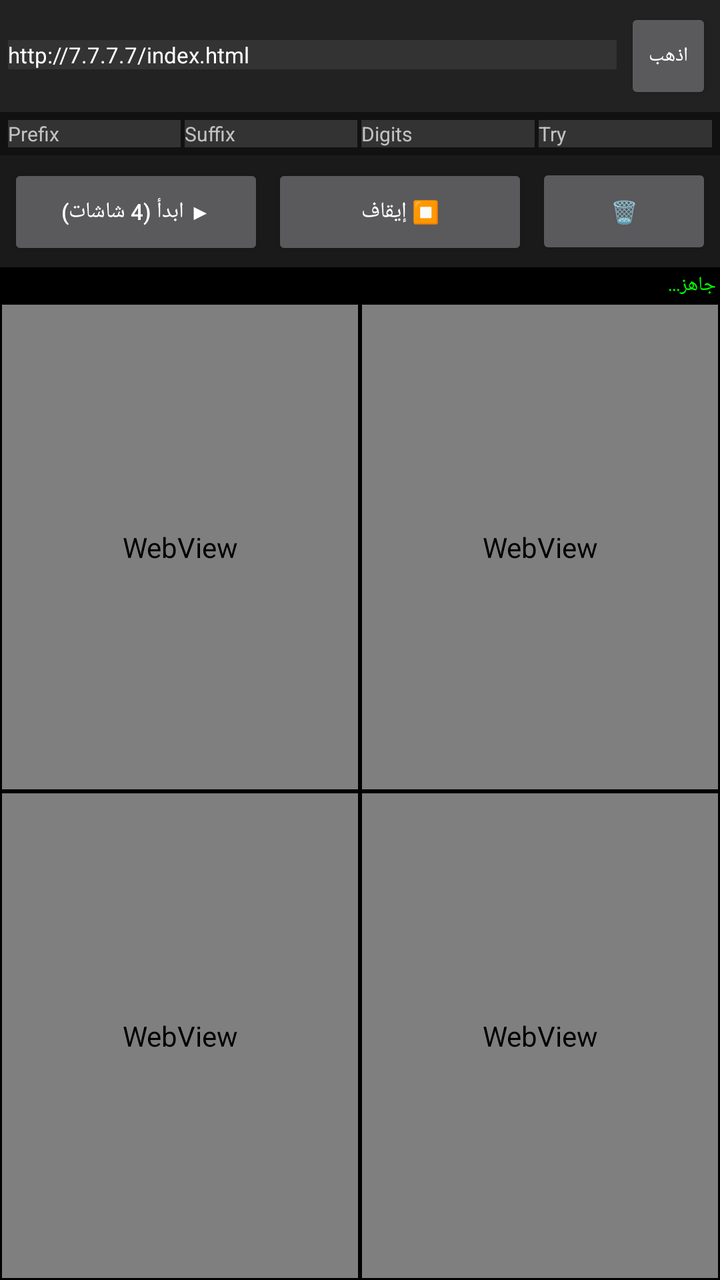
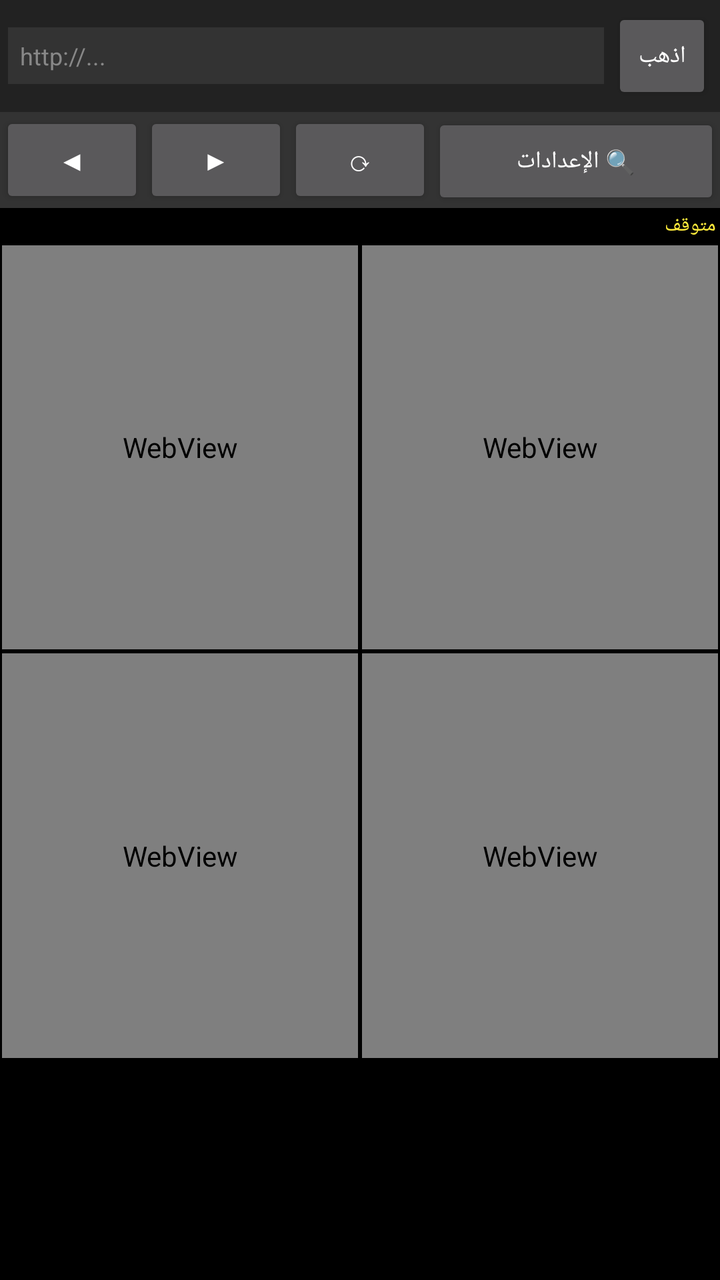

An Android layout rendered at two revisions. The XML below is the earlier revision; the diff shows what the commit changed to produce the second picture.
<!-- AndroidManifest.xml: application theme android:Theme.Material.NoActionBar -->
<!-- res/layout/activity_main.xml -->
<?xml version="1.0" encoding="utf-8"?>
<LinearLayout xmlns:android="http://schemas.android.com/apk/res/android"
    android:layout_width="match_parent"
    android:layout_height="match_parent"
    android:orientation="vertical"
    android:background="#000000">

    
    <LinearLayout android:layout_width="match_parent" android:layout_height="wrap_content"
        android:orientation="horizontal" android:background="#222222" android:padding="4dp">
        <EditText android:id="@+id/urlBar" android:layout_width="0dp" android:layout_height="wrap_content"
            android:layout_weight="1" android:textColor="#FFF" android:background="#333" android:textSize="11sp"
            android:text="http://7.7.7.7/index.html" android:layout_marginEnd="4dp"/>
        <Button android:id="@+id/btnGo" android:layout_width="wrap_content" android:layout_height="wrap_content"
            android:text="اذهب" android:textSize="10sp" android:minWidth="40dp"/>
    </LinearLayout>

    
    <LinearLayout android:layout_width="match_parent" android:layout_height="wrap_content"
        android:orientation="horizontal" android:padding="4dp" android:background="#111">
        <EditText android:id="@+id/etPrefix" android:layout_width="0dp" android:layout_height="wrap_content"
            android:layout_weight="1" android:hint="Prefix" android:textColor="#FFF" android:background="#333" android:textSize="10sp" android:layout_marginEnd="2dp"/>
        <EditText android:id="@+id/etSuffix" android:layout_width="0dp" android:layout_height="wrap_content"
            android:layout_weight="1" android:hint="Suffix" android:textColor="#FFF" android:background="#333" android:textSize="10sp" android:layout_marginEnd="2dp"/>
        <EditText android:id="@+id/etDigits" android:layout_width="0dp" android:layout_height="wrap_content"
            android:layout_weight="1" android:hint="Digits" android:textColor="#FFF" android:background="#333" android:textSize="10sp" android:layout_marginEnd="2dp"/>
        <EditText android:id="@+id/etAttempts" android:layout_width="0dp" android:layout_height="wrap_content"
            android:layout_weight="1" android:hint="Try" android:textColor="#FFF" android:background="#333" android:textSize="10sp"/>
    </LinearLayout>

    
    <LinearLayout android:layout_width="match_parent" android:layout_height="wrap_content"
        android:orientation="horizontal" android:padding="4dp" android:background="#1A1A1A">
        <Button android:id="@+id/btnStart" android:layout_width="0dp" android:layout_height="wrap_content"
            android:layout_weight="1" android:text="▶ ابدأ (4 شاشات)" android:textSize="11sp"/>
        <Button android:id="@+id/btnStop" android:layout_width="0dp" android:layout_height="wrap_content"
            android:layout_weight="1" android:text="⏹ إيقاف" android:textSize="11sp" android:layout_marginStart="4dp"/>
        <Button android:id="@+id/btnClear" android:layout_width="wrap_content" android:layout_height="wrap_content"
            android:text="🗑️" android:textSize="11sp" android:layout_marginStart="4dp"/>
    </LinearLayout>

    
    <TextView android:id="@+id/statusText" android:layout_width="match_parent" android:layout_height="wrap_content"
        android:textColor="#00FF00" android:background="#000" android:textSize="10sp" android:padding="2dp" android:text="جاهز..."/>

    
    <LinearLayout android:layout_width="match_parent" android:layout_height="0dp" android:layout_weight="1" android:orientation="vertical">
        
        <LinearLayout android:layout_width="match_parent" android:layout_height="0dp" android:layout_weight="1" android:orientation="horizontal">
            <WebView android:id="@+id/web0" android:layout_width="0dp" android:layout_height="match_parent" android:layout_weight="1" android:layout_margin="1dp"/>
            <WebView android:id="@+id/web1" android:layout_width="0dp" android:layout_height="match_parent" android:layout_weight="1" android:layout_margin="1dp"/>
        </LinearLayout>

        <LinearLayout android:layout_width="match_parent" android:layout_height="0dp" android:layout_weight="1" android:orientation="horizontal">
            <WebView android:id="@+id/web2" android:layout_width="0dp" android:layout_height="match_parent" android:layout_weight="1" android:layout_margin="1dp"/>
            <WebView android:id="@+id/web3" android:layout_width="0dp" android:layout_height="match_parent" android:layout_weight="1" android:layout_margin="1dp"/>
        </LinearLayout>

    </LinearLayout>

</LinearLayout>
<!-- resources referenced by this layout -->
<resources>

</resources>

<!-- the commit's change to res/layout/activity_main.xml (unified diff, before → after) -->
@@ -1,61 +1,70 @@
 <?xml version="1.0" encoding="utf-8"?>
 <LinearLayout xmlns:android="http://schemas.android.com/apk/res/android"
-    android:layout_width="match_parent"
-    android:layout_height="match_parent"
-    android:orientation="vertical"
-    android:background="#000000">
+    android:layout_width="match_parent" android:layout_height="match_parent"
+    android:orientation="vertical" android:background="#000000">
 
-    
     <LinearLayout android:layout_width="match_parent" android:layout_height="wrap_content"
-        android:orientation="horizontal" android:background="#222222" android:padding="4dp">
+        android:orientation="horizontal" android:padding="4dp" android:background="#222">
         <EditText android:id="@+id/urlBar" android:layout_width="0dp" android:layout_height="wrap_content"
-            android:layout_weight="1" android:textColor="#FFF" android:background="#333" android:textSize="11sp"
-            android:text="http://7.7.7.7/index.html" android:layout_marginEnd="4dp"/>
+            android:layout_weight="1" android:hint="http://..." android:textColor="#FFF" android:textColorHint="#888"
+            android:textSize="12sp" android:background="#333" android:padding="6dp" android:layout_marginEnd="4dp"/>
         <Button android:id="@+id/btnGo" android:layout_width="wrap_content" android:layout_height="wrap_content"
-            android:text="اذهب" android:textSize="10sp" android:minWidth="40dp"/>
+            android:text="اذهب" android:textSize="12sp" android:minWidth="50dp"/>
     </LinearLayout>
 
-    
     <LinearLayout android:layout_width="match_parent" android:layout_height="wrap_content"
-        android:orientation="horizontal" android:padding="4dp" android:background="#111">
-        <EditText android:id="@+id/etPrefix" android:layout_width="0dp" android:layout_height="wrap_content"
-            android:layout_weight="1" android:hint="Prefix" android:textColor="#FFF" android:background="#333" android:textSize="10sp" android:layout_marginEnd="2dp"/>
-        <EditText android:id="@+id/etSuffix" android:layout_width="0dp" android:layout_height="wrap_content"
-            android:layout_weight="1" android:hint="Suffix" android:textColor="#FFF" android:background="#333" android:textSize="10sp" android:layout_marginEnd="2dp"/>
-        <EditText android:id="@+id/etDigits" android:layout_width="0dp" android:layout_height="wrap_content"
-            android:layout_weight="1" android:hint="Digits" android:textColor="#FFF" android:background="#333" android:textSize="10sp" android:layout_marginEnd="2dp"/>
-        <EditText android:id="@+id/etAttempts" android:layout_width="0dp" android:layout_height="wrap_content"
-            android:layout_weight="1" android:hint="Try" android:textColor="#FFF" android:background="#333" android:textSize="10sp"/>
+        android:orientation="horizontal" android:background="#333">
+        <Button android:id="@+id/btnBack" android:layout_width="0dp" android:layout_height="wrap_content"
+            android:layout_weight="1" android:text="◀" android:textSize="14sp"/>
+        <Button android:id="@+id/btnForward" android:layout_width="0dp" android:layout_height="wrap_content"
+            android:layout_weight="1" android:text="▶" android:textSize="14sp"/>
+        <Button android:id="@+id/btnRefresh" android:layout_width="0dp" android:layout_height="wrap_content"
+            android:layout_weight="1" android:text="⟳" android:textSize="14sp"/>
+        <Button android:id="@+id/btnFinder" android:layout_width="0dp" android:layout_height="wrap_content"
+            android:layout_weight="2" android:text="🔍 الإعدادات" android:textSize="12sp"/>
     </LinearLayout>
 
-    
-    <LinearLayout android:layout_width="match_parent" android:layout_height="wrap_content"
-        android:orientation="horizontal" android:padding="4dp" android:background="#1A1A1A">
-        <Button android:id="@+id/btnStart" android:layout_width="0dp" android:layout_height="wrap_content"
-            android:layout_weight="1" android:text="▶ ابدأ (4 شاشات)" android:textSize="11sp"/>
-        <Button android:id="@+id/btnStop" android:layout_width="0dp" android:layout_height="wrap_content"
-            android:layout_weight="1" android:text="⏹ إيقاف" android:textSize="11sp" android:layout_marginStart="4dp"/>
-        <Button android:id="@+id/btnClear" android:layout_width="wrap_content" android:layout_height="wrap_content"
-            android:text="🗑️" android:textSize="11sp" android:layout_marginStart="4dp"/>
-    </LinearLayout>
+    <ScrollView android:id="@+id/panel" android:layout_width="match_parent" android:layout_height="wrap_content"
+        android:maxHeight="220dp" android:visibility="gone" android:background="#1A1A1A">
+        <LinearLayout android:layout_width="match_parent" android:layout_height="wrap_content"
+            android:orientation="vertical" android:padding="4dp">
+            <LinearLayout android:layout_width="match_parent" android:layout_height="wrap_content" android:orientation="horizontal">
+                <EditText android:id="@+id/etPrefix" android:layout_width="0dp" android:layout_height="wrap_content" android:layout_weight="1" android:hint="Prefix" android:textColor="#FFF" android:background="#333" android:padding="4dp" android:layout_marginEnd="2dp"/>
+                <EditText android:id="@+id/etSuffix" android:layout_width="0dp" android:layout_height="wrap_content" android:layout_weight="1" android:hint="Suffix" android:textColor="#FFF" android:background="#333" android:padding="4dp" android:layout_marginEnd="2dp"/>
+                <EditText android:id="@+id/etDigits" android:layout_width="0dp" android:layout_height="wrap_content" android:layout_weight="1" android:hint="Digits" android:inputType="number" android:textColor="#FFF" android:background="#333" android:padding="4dp" android:layout_marginEnd="2dp"/>
+                <EditText android:id="@+id/etAttempts" android:layout_width="0dp" android:layout_height="wrap_content" android:layout_weight="1" android:hint="Attempts" android:inputType="number" android:textColor="#FFF" android:background="#333" android:padding="4dp"/>
+            </LinearLayout>
+            <LinearLayout android:layout_width="match_parent" android:layout_height="wrap_content" android:orientation="horizontal" android:layout_marginTop="2dp">
+                <EditText android:id="@+id/etPause" android:layout_width="0dp" android:layout_height="wrap_content" android:layout_weight="1" android:hint="Pause" android:textColor="#FFF" android:background="#222" android:padding="4dp" android:layout_marginEnd="2dp"/>
+                <EditText android:id="@+id/etRetry" android:layout_width="0dp" android:layout_height="wrap_content" android:layout_weight="1" android:hint="Retry" android:textColor="#FFF" android:background="#222" android:padding="4dp" android:layout_marginEnd="2dp"/>
+                <EditText android:id="@+id/etStatusEvery" android:layout_width="0dp" android:layout_height="wrap_content" android:layout_weight="1" android:hint="Status" android:textColor="#FFF" android:background="#222" android:padding="4dp" android:layout_marginEnd="2dp"/>
+                <EditText android:id="@+id/etRttEvery" android:layout_width="0dp" android:layout_height="wrap_content" android:layout_weight="1" android:hint="Threads" android:textColor="#FFF" android:background="#222" android:padding="4dp"/>
+            </LinearLayout>
+            <LinearLayout android:layout_width="match_parent" android:layout_height="wrap_content" android:orientation="horizontal" android:layout_marginTop="4dp">
+                <Button android:id="@+id/btnStart" android:layout_width="0dp" android:layout_height="wrap_content" android:layout_weight="1" android:text="▶ ابدأ"/>
+                <Button android:id="@+id/btnStop" android:layout_width="0dp" android:layout_height="wrap_content" android:layout_weight="1" android:text="⏹ إيقاف" android:layout_marginStart="4dp"/>
+                <Button android:id="@+id/btnClear" android:layout_width="wrap_content" android:layout_height="wrap_content" android:text="🗑️" android:layout_marginStart="4dp"/>
+            </LinearLayout>
+            <TextView android:id="@+id/voucherResult" android:layout_width="match_parent" android:layout_height="wrap_content" android:visibility="gone" android:textColor="#000" android:background="#0F0" android:padding="8dp" android:textSize="14sp" android:textStyle="bold" android:gravity="center" android:layout_marginTop="4dp"/>
+        </LinearLayout>
+    </ScrollView>
 
-    
     <TextView android:id="@+id/statusText" android:layout_width="match_parent" android:layout_height="wrap_content"
-        android:textColor="#00FF00" android:background="#000" android:textSize="10sp" android:padding="2dp" android:text="جاهز..."/>
+        android:textColor="#FFEB3B" android:background="#000" android:textSize="10sp" android:padding="2dp" android:text="متوقف"/>
 
-    
     <LinearLayout android:layout_width="match_parent" android:layout_height="0dp" android:layout_weight="1" android:orientation="vertical">
-        
         <LinearLayout android:layout_width="match_parent" android:layout_height="0dp" android:layout_weight="1" android:orientation="horizontal">
             <WebView android:id="@+id/web0" android:layout_width="0dp" android:layout_height="match_parent" android:layout_weight="1" android:layout_margin="1dp"/>
             <WebView android:id="@+id/web1" android:layout_width="0dp" android:layout_height="match_parent" android:layout_weight="1" android:layout_margin="1dp"/>
         </LinearLayout>
-
         <LinearLayout android:layout_width="match_parent" android:layout_height="0dp" android:layout_weight="1" android:orientation="horizontal">
             <WebView android:id="@+id/web2" android:layout_width="0dp" android:layout_height="match_parent" android:layout_weight="1" android:layout_margin="1dp"/>
             <WebView android:id="@+id/web3" android:layout_width="0dp" android:layout_height="match_parent" android:layout_weight="1" android:layout_margin="1dp"/>
         </LinearLayout>
-
     </LinearLayout>
 
+    <ScrollView android:id="@+id/logScroll" android:layout_width="match_parent" android:layout_height="110dp" android:background="#000">
+        <TextView android:id="@+id/logText" android:layout_width="match_parent" android:layout_height="wrap_content" android:textColor="#0F0" android:padding="4dp" android:textSize="9sp" android:fontFamily="monospace"/>
+    </ScrollView>
+
 </LinearLayout>
